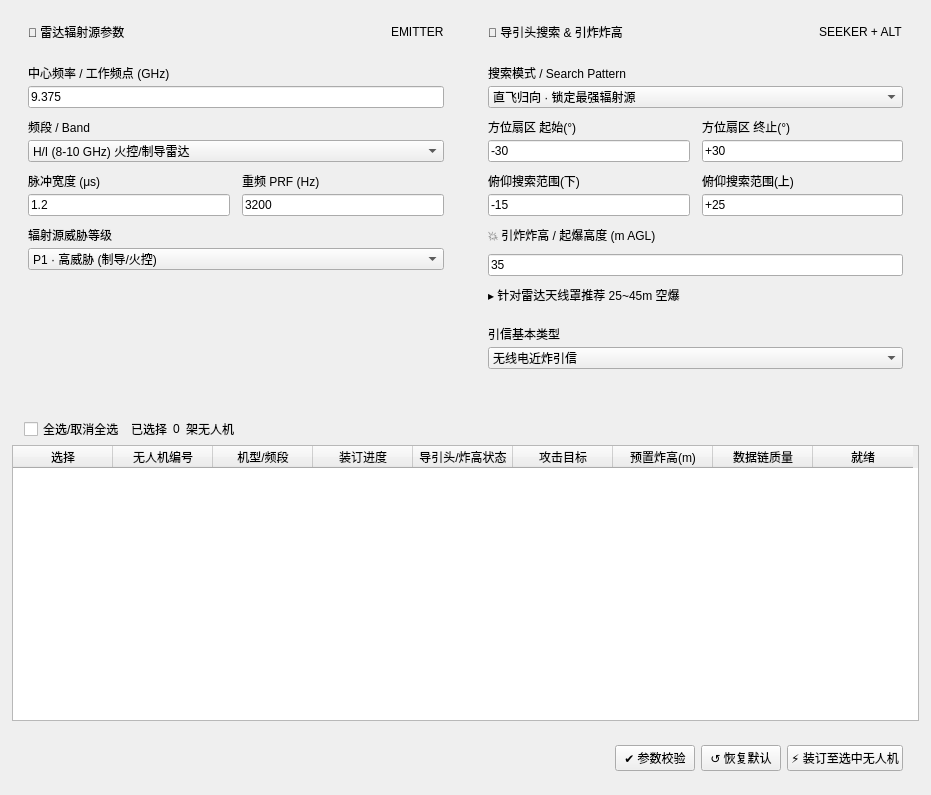
jackstraw1112/Dronesoft, file source/ParameterLoading.ui: the form before one commit.
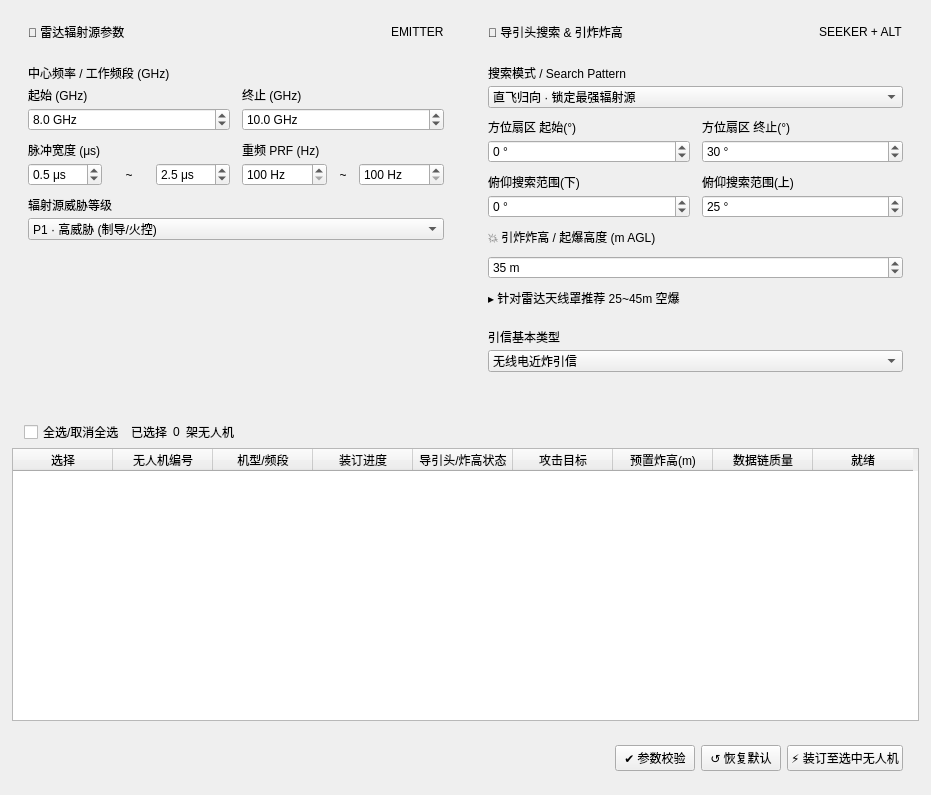
The form after the commit.

```diff
--- a/source/ParameterLoading.ui
+++ b/source/ParameterLoading.ui
@@ -188,67 +188,129 @@
                   <item>
                    <widget class="QLabel" name="lblFreq">
                     <property name="text">
-                     <string>中心频率 / 工作频点 (GHz)</string>
+                     <string>中心频率 / 工作频段 (GHz)</string>
                     </property>
                    </widget>
                   </item>
                   <item>
-                   <widget class="QLineEdit" name="rfFreq">
-                    <property name="text">
-                     <string>9.375</string>
-                    </property>
-                   </widget>
-                  </item>
-                 </layout>
-                </widget>
-               </item>
-               <item>
-                <widget class="QWidget" name="rowBand" native="true">
-                 <layout class="QVBoxLayout" name="rowBandLayout">
-                  <property name="spacing">
-                   <number>4</number>
-                  </property>
-                  <property name="leftMargin">
-                   <number>0</number>
-                  </property>
-                  <property name="topMargin">
-                   <number>0</number>
-                  </property>
-                  <property name="rightMargin">
-                   <number>0</number>
-                  </property>
-                  <property name="bottomMargin">
-                   <number>0</number>
-                  </property>
-                  <item>
-                   <widget class="QLabel" name="lblBand">
-                    <property name="text">
-                     <string>频段 / Band</string>
-                    </property>
-                   </widget>
-                  </item>
-                  <item>
-                   <widget class="QComboBox" name="rfBand">
-                    <item>
-                     <property name="text">
-                      <string>H/I (8-10 GHz) 火控/制导雷达</string>
+                   <widget class="QWidget" name="rowFreqRange" native="true">
+                    <layout class="QHBoxLayout" name="rowFreqRangeLayout">
+                     <property name="spacing">
+                      <number>12</number>
                      </property>
-                    </item>
-                    <item>
-                     <property name="text">
-                      <string>G/H (6-8 GHz) 监视雷达</string>
+                     <property name="leftMargin">
+                      <number>0</number>
                      </property>
-                    </item>
-                    <item>
-                     <property name="text">
-                      <string>D/E (2-4 GHz) 警戒雷达</string>
+                     <property name="topMargin">
+                      <number>0</number>
                      </property>
-                    </item>
-                    <item>
-                     <property name="text">
-                      <string>宽频 6-18 GHz</string>
+                     <property name="rightMargin">
+                      <number>0</number>
                      </property>
-                    </item>
+                     <property name="bottomMargin">
+                      <number>0</number>
+                     </property>
+                     <item>
+                      <widget class="QWidget" name="colFreqMin" native="true">
+                       <layout class="QVBoxLayout" name="colFreqMinLayout">
+                        <property name="spacing">
+                         <number>4</number>
+                        </property>
+                        <property name="leftMargin">
+                         <number>0</number>
+                        </property>
+                        <property name="topMargin">
+                         <number>0</number>
+                        </property>
+                        <property name="rightMargin">
+                         <number>0</number>
+                        </property>
+                        <property name="bottomMargin">
+                         <number>0</number>
+                        </property>
+                        <item>
+                         <widget class="QLabel" name="lblFreqMin">
+                          <property name="text">
+                           <string>起始 (GHz)</string>
+                          </property>
+                         </widget>
+                        </item>
+                        <item>
+                         <widget class="QDoubleSpinBox" name="rfFreqMin">
+                          <property name="suffix">
+                           <string> GHz</string>
+                          </property>
+                          <property name="decimals">
+                           <number>1</number>
+                          </property>
+                          <property name="minimum">
+                           <double>0.100000000000000</double>
+                          </property>
+                          <property name="maximum">
+                           <double>40.000000000000000</double>
+                          </property>
+                          <property name="singleStep">
+                           <double>0.100000000000000</double>
+                          </property>
+                          <property name="value">
+                           <double>8.000000000000000</double>
+                          </property>
+                         </widget>
+                        </item>
+                       </layout>
+                      </widget>
+                     </item>
+                     <item>
+                      <widget class="QWidget" name="colFreqMax" native="true">
+                       <layout class="QVBoxLayout" name="colFreqMaxLayout">
+                        <property name="spacing">
+                         <number>4</number>
+                        </property>
+                        <property name="leftMargin">
+                         <number>0</number>
+                        </property>
+                        <property name="topMargin">
+                         <number>0</number>
+                        </property>
+                        <property name="rightMargin">
+                         <number>0</number>
+                        </property>
+                        <property name="bottomMargin">
+                         <number>0</number>
+                        </property>
+                        <item>
+                         <widget class="QLabel" name="lblFreqMax">
+                          <property name="text">
+                           <string>终止 (GHz)</string>
+                          </property>
+                         </widget>
+                        </item>
+                        <item>
+                         <widget class="QDoubleSpinBox" name="rfFreqMax">
+                          <property name="suffix">
+                           <string> GHz</string>
+                          </property>
+                          <property name="decimals">
+                           <number>1</number>
+                          </property>
+                          <property name="minimum">
+                           <double>0.100000000000000</double>
+                          </property>
+                          <property name="maximum">
+                           <double>40.000000000000000</double>
+                          </property>
+                          <property name="singleStep">
+                           <double>0.100000000000000</double>
+                          </property>
+                          <property name="value">
+                           <double>10.000000000000000</double>
+                          </property>
+                         </widget>
+                        </item>
+                       </layout>
+                      </widget>
+                     </item>
+                    </layout>
                    </widget>
                   </item>
                  </layout>
@@ -298,10 +360,78 @@
                       </widget>
                      </item>
                      <item>
-                      <widget class="QLineEdit" name="pulseWidth">
-                       <property name="text">
-                        <string>1.2</string>
-                       </property>
+                      <widget class="QWidget" name="rowPulseRange" native="true">
+                       <layout class="QHBoxLayout" name="rowPulseRangeLayout">
+                        <property name="spacing">
+                         <number>6</number>
+                        </property>
+                        <property name="leftMargin">
+                         <number>0</number>
+                        </property>
+                        <property name="topMargin">
+                         <number>0</number>
+                        </property>
+                        <property name="rightMargin">
+                         <number>0</number>
+                        </property>
+                        <property name="bottomMargin">
+                         <number>0</number>
+                        </property>
+                        <item>
+                         <widget class="QDoubleSpinBox" name="pulseWidthMin">
+                          <property name="suffix">
+                           <string> μs</string>
+                          </property>
+                          <property name="decimals">
+                           <number>1</number>
+                          </property>
+                          <property name="minimum">
+                           <double>0.100000000000000</double>
+                          </property>
+                          <property name="maximum">
+                           <double>100.000000000000000</double>
+                          </property>
+                          <property name="singleStep">
+                           <double>0.100000000000000</double>
+                          </property>
+                          <property name="value">
+                           <double>0.500000000000000</double>
+                          </property>
+                         </widget>
+                        </item>
+                        <item>
+                         <widget class="QLabel" name="lblPulseSep">
+                          <property name="text">
+                           <string>~</string>
+                          </property>
+                          <property name="alignment">
+                           <set>Qt::AlignCenter</set>
+                          </property>
+                         </widget>
+                        </item>
+                        <item>
+                         <widget class="QDoubleSpinBox" name="pulseWidthMax">
+                          <property name="suffix">
+                           <string> μs</string>
+                          </property>
+                          <property name="decimals">
+                           <number>1</number>
+                          </property>
+                          <property name="minimum">
+                           <double>0.100000000000000</double>
+                          </property>
+                          <property name="maximum">
+                           <double>100.000000000000000</double>
+                          </property>
+                          <property name="singleStep">
+                           <double>0.100000000000000</double>
+                          </property>
+                          <property name="value">
+                           <double>2.500000000000000</double>
+                          </property>
+                         </widget>
+                        </item>
+                       </layout>
                       </widget>
                      </item>
                     </layout>
@@ -333,10 +463,72 @@
                       </widget>
                      </item>
                      <item>
-                      <widget class="QLineEdit" name="prf">
-                       <property name="text">
-                        <string>3200</string>
-                       </property>
+                      <widget class="QWidget" name="rowPrfRange" native="true">
+                       <layout class="QHBoxLayout" name="rowPrfRangeLayout">
+                        <property name="spacing">
+                         <number>6</number>
+                        </property>
+                        <property name="leftMargin">
+                         <number>0</number>
+                        </property>
+                        <property name="topMargin">
+                         <number>0</number>
+                        </property>
+                        <property name="rightMargin">
+                         <number>0</number>
+                        </property>
+                        <property name="bottomMargin">
+                         <number>0</number>
+                        </property>
+                        <item>
+                         <widget class="QSpinBox" name="prfMin">
+                          <property name="suffix">
+                           <string> Hz</string>
+                          </property>
+                          <property name="minimum">
+                           <number>100</number>
+                          </property>
+                          <property name="maximum">
+                           <number>100000</number>
+                          </property>
+                          <property name="singleStep">
+                           <number>100</number>
+                          </property>
+                          <property name="value">
+                           <number>100</number>
+                          </property>
+                         </widget>
+                        </item>
+                        <item>
+                         <widget class="QLabel" name="lblPrfSep">
+                          <property name="text">
+                           <string>~</string>
+                          </property>
+                          <property name="alignment">
+                           <set>Qt::AlignCenter</set>
+                          </property>
+                         </widget>
+                        </item>
+                        <item>
+                         <widget class="QSpinBox" name="prfMax">
+                          <property name="suffix">
+                           <string> Hz</string>
+                          </property>
+                          <property name="minimum">
+                           <number>100</number>
+                          </property>
+                          <property name="maximum">
+                           <number>100000</number>
+                          </property>
+                          <property name="singleStep">
+                           <number>100</number>
+                          </property>
+                          <property name="value">
+                           <number>100</number>
+                          </property>
+                         </widget>
+                        </item>
+                       </layout>
                       </widget>
                      </item>
                     </layout>
@@ -627,9 +819,18 @@
                       </widget>
                      </item>
                      <item>
-                      <widget class="QLineEdit" name="sectorStart">
-                       <property name="text">
-                        <string>-30</string>
+                      <widget class="QSpinBox" name="sectorStart">
+                       <property name="suffix">
+                        <string> °</string>
+                       </property>
+                       <property name="minimum">
+                        <number>-180</number>
+                       </property>
+                       <property name="maximum">
+                        <number>180</number>
+                       </property>
+                       <property name="value">
+                        <number>0</number>
                        </property>
                       </widget>
                      </item>
@@ -662,9 +863,18 @@
                       </widget>
                      </item>
                      <item>
-                      <widget class="QLineEdit" name="sectorEnd">
-                       <property name="text">
-                        <string>+30</string>
+                      <widget class="QSpinBox" name="sectorEnd">
+                       <property name="suffix">
+                        <string> °</string>
+                       </property>
+                       <property name="minimum">
+                        <number>-180</number>
+                       </property>
+                       <property name="maximum">
+                        <number>180</number>
+                       </property>
+                       <property name="value">
+                        <number>30</number>
                        </property>
                       </widget>
                      </item>
@@ -718,9 +928,18 @@
                       </widget>
                      </item>
                      <item>
-                      <widget class="QLineEdit" name="elevMin">
-                       <property name="text">
-                        <string>-15</string>
+                      <widget class="QSpinBox" name="elevMin">
+                       <property name="suffix">
+                        <string> °</string>
+                       </property>
+                       <property name="minimum">
+                        <number>-90</number>
+                       </property>
+                       <property name="maximum">
+                        <number>90</number>
+                       </property>
+                       <property name="value">
+                        <number>0</number>
                        </property>
                       </widget>
                      </item>
@@ -753,9 +972,18 @@
                       </widget>
                      </item>
                      <item>
-                      <widget class="QLineEdit" name="elevMax">
-                       <property name="text">
-                        <string>+25</string>
+                      <widget class="QSpinBox" name="elevMax">
+                       <property name="suffix">
+                        <string> °</string>
+                       </property>
+                       <property name="minimum">
+                        <number>-90</number>
+                       </property>
+                       <property name="maximum">
+                        <number>90</number>
+                       </property>
+                       <property name="value">
+                        <number>25</number>
                        </property>
                       </widget>
                      </item>
@@ -773,9 +1001,18 @@
                 </widget>
                </item>
                <item>
-                <widget class="QLineEdit" name="burstHeight">
-                 <property name="text">
-                  <string>35</string>
+                <widget class="QSpinBox" name="burstHeight">
+                 <property name="suffix">
+                  <string> m</string>
+                 </property>
+                 <property name="minimum">
+                  <number>5</number>
+                 </property>
+                 <property name="maximum">
+                  <number>200</number>
+                 </property>
+                 <property name="value">
+                  <number>35</number>
                  </property>
                 </widget>
                </item>
```
